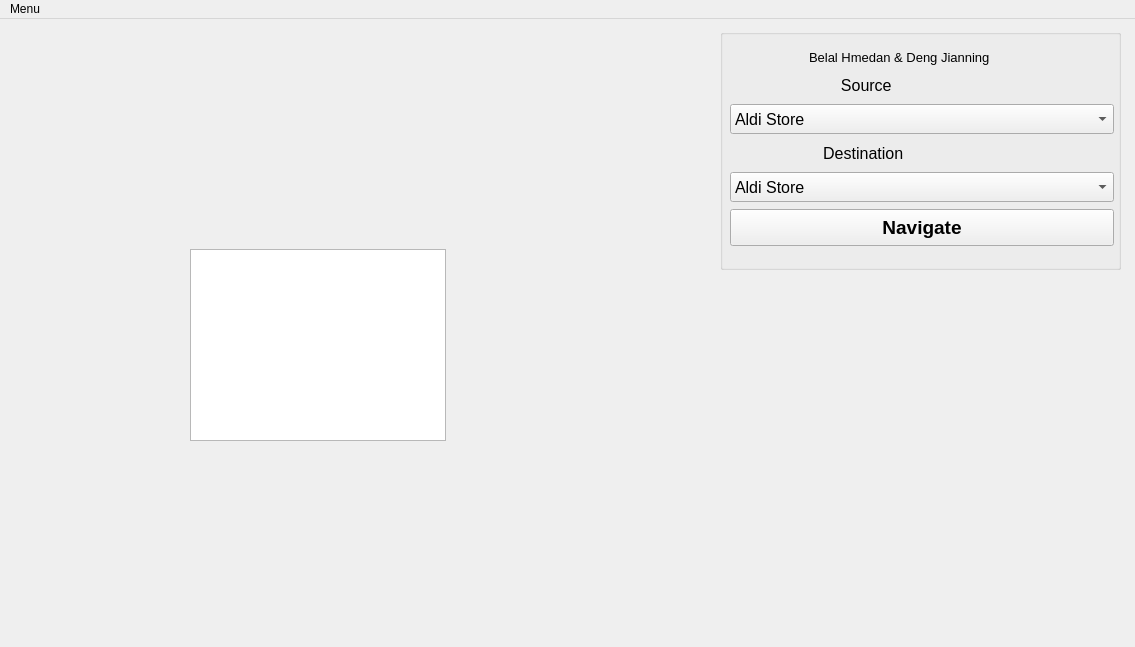
First picture: the form in project/integrate/mainwindow.ui, repository khalid-00/MapLeCreusot, before the edit.
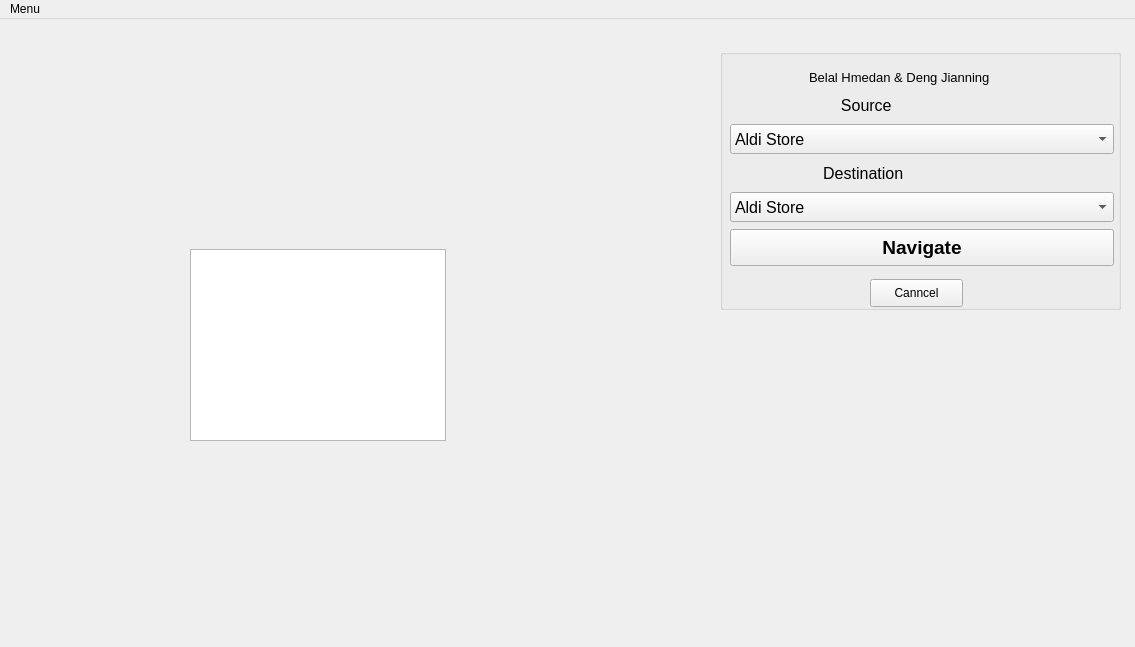
Second picture: the form after the edit. Custom widgets are drawn as their Qt base class.

Commit message: add cancel button to GUI

```diff
--- a/project/integrate/mainwindow.ui
+++ b/project/integrate/mainwindow.ui
@@ -18,9 +18,9 @@
     <property name="geometry">
      <rect>
       <x>720</x>
-      <y>10</y>
+      <y>30</y>
       <width>401</width>
-      <height>241</height>
+      <height>261</height>
      </rect>
     </property>
     <property name="title">
@@ -340,6 +340,19 @@
       <string>                         Source</string>
      </property>
     </widget>
+    <widget class="QPushButton" name="Cancel_Navigation">
+     <property name="geometry">
+      <rect>
+       <x>150</x>
+       <y>230</y>
+       <width>93</width>
+       <height>28</height>
+      </rect>
+     </property>
+     <property name="text">
+      <string>Canncel</string>
+     </property>
+    </widget>
    </widget>
    <widget class="MapView" name="map">
     <property name="geometry">
```
Left out of the diff: 2 changed lines with no effect on the pictures. The commit also changes 2 other files.
